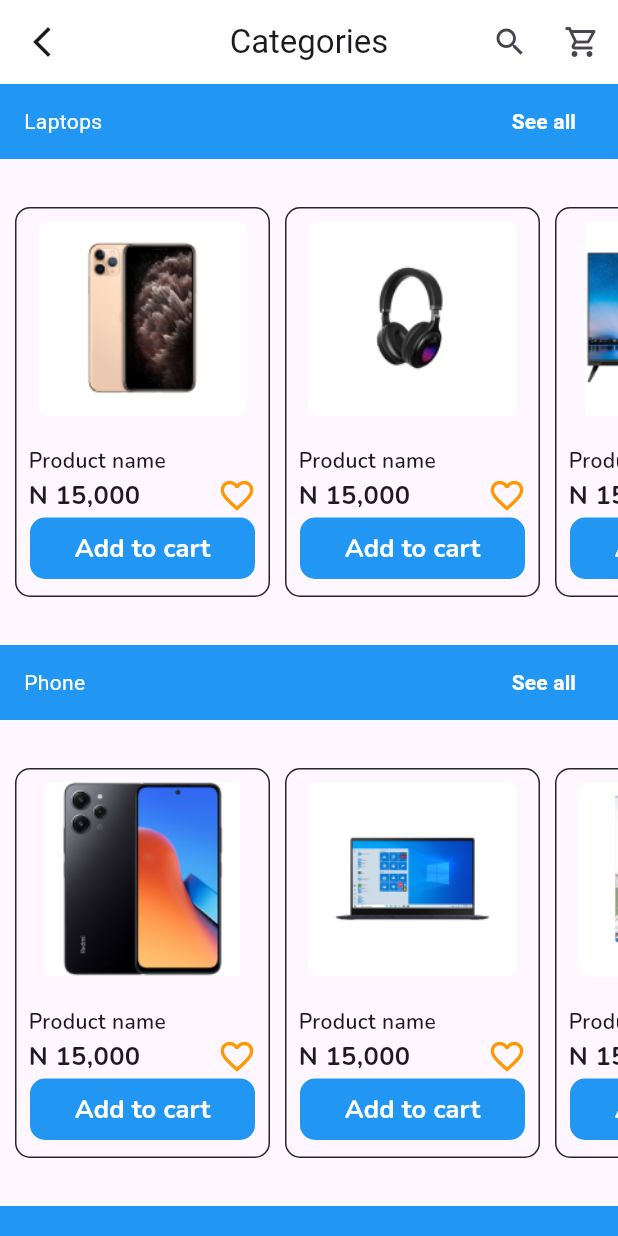
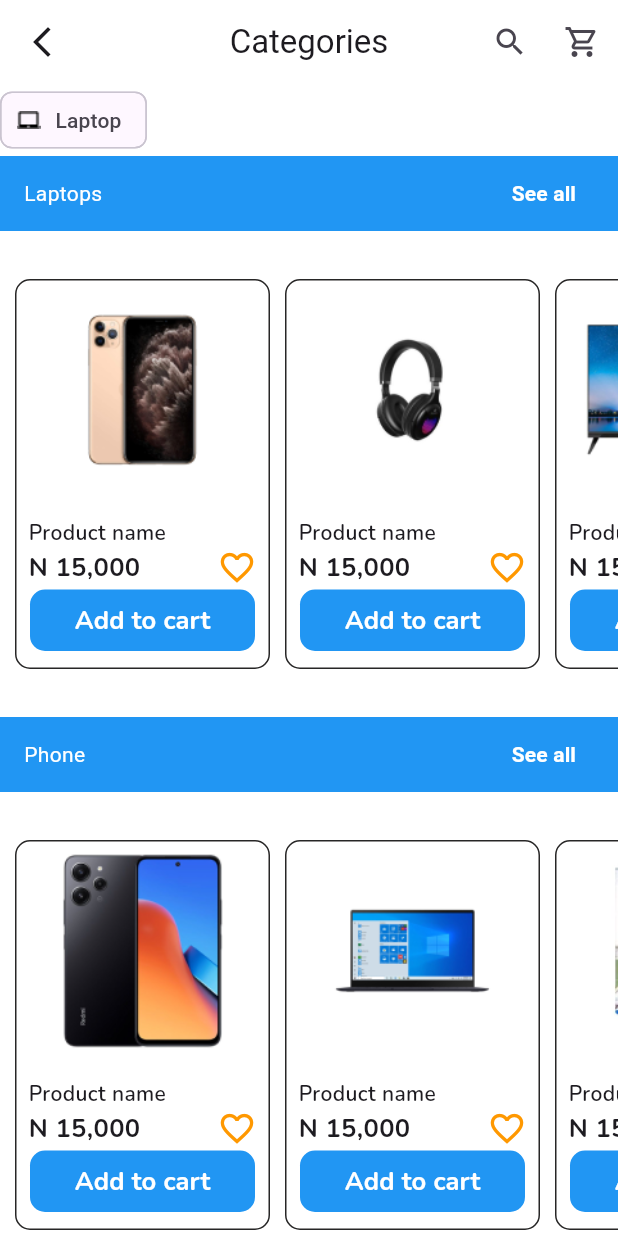
Before and after one commit to David-Meka/sopusons, a Flutter app: the CategoryPage screen opened directly, on a phone screen of 412 x 824 dp. Run offline on Flutter 3.47's test engine with Material 3 defaults, Android fonts, the phone set to English and light mode, and no system bars; our stand-ins replace carousel_slider, google_fonts, google_nav_bar.

Commit message:
ui problem

```diff
--- /dev/null
+++ b/lib/pages/category/catergory_page.dart
@@ -0,0 +1,219 @@
+import 'package:flutter/material.dart';
+import 'package:sopusons/widgets/bottom_navigation.dart';
+import 'package:sopusons/widgets/product_container.dart';
+
+class CategoryPage extends StatefulWidget {
+  const CategoryPage({super.key});
+
+  @override
+  State<CategoryPage> createState() => _CategoryPageState();
+}
+
+class _CategoryPageState extends State<CategoryPage> {
+  bool isChecked = false;
+  @override
+  Widget build(BuildContext context) {
+    double height = MediaQuery.of(context).size.height;
+    double width = MediaQuery.of(context).size.width;
+    return Scaffold(
+      backgroundColor: Colors.white,
+      appBar: AppBar(
+        backgroundColor: Colors.white,
+        title: const Text('Categories'),
+        centerTitle: true,
+        leading: IconButton(
+          onPressed: () {
+            Navigator.push(
+              context,
+              MaterialPageRoute(
+                builder: (ctx) => const BottomNavigation(),
+              ),
+            );
+          },
+          icon: const Icon(Icons.arrow_back_ios_new),
+        ),
+        actions: [
+          IconButton(
+            onPressed: () {},
+            icon: const Icon(Icons.search),
+          ),
+          IconButton(
+            onPressed: () {},
+            icon: const Icon(
+              Icons.shopping_cart_outlined,
+            ),
+          )
+        ],
+      ),
+      body: ListView(
+        children: [
+          //TODO learn to implement the category picker
+
+          Wrap(
+            children: [
+              FilterChip(
+                  avatar: Image.asset(
+                    'images/catergory_avatar/Vector (3).png',
+                    color: Colors.black,
+                  ),
+                  label: const Text('Laptop'),
+                  selected: isChecked,
+                  onSelected: (value) {
+                    setState(() {
+                      isChecked = value;
+                    });
+                  },
+                  deleteIcon: null)
+            ],
+          ),
+
+          // the catergories downward
+          Container(
+            height: 50,
+            color: Colors.blue,
+            child: Padding(
+              padding: const EdgeInsets.only(
+                  left: 16.0, right: 16.0, top: 5, bottom: 5),
+              child: Row(
+                children: [
+                  const Text(
+                    'Laptops',
+                    style: TextStyle(color: Colors.white),
+                  ),
+                  Spacer(),
+                  TextButton(
+                    onPressed: () {},
+                    child: const Text(
+                      'See all',
+                      style: TextStyle(
+                          color: Colors.white, fontWeight: FontWeight.bold),
+                    ),
+                  )
+                ],
+              ),
+            ),
+          ),
+          Padding(padding: EdgeInsets.symmetric(vertical: 16)),
+          SingleChildScrollView(
+            scrollDirection: Axis.horizontal,
+            child: Padding(
+              padding: const EdgeInsets.only(left: 10.0, right: 10.0),
+              child: Row(
+                children: [
+                  ProductContainer('images/assets/iphone.png'),
+                  const SizedBox(
+                    width: 10,
+                  ),
+                  ProductContainer('images/assets/headset.png'),
+                  const SizedBox(
+                    width: 10,
+                  ),
+                  ProductContainer('images/assets/tv.png'),
+                ],
+              ),
+            ),
+          ),
+          const Padding(
+            padding: EdgeInsets.symmetric(vertical: 16),
+          ),
+          Container(
+            height: 50,
+            color: Colors.blue,
+            child: Padding(
+              padding: const EdgeInsets.only(
+                  left: 16.0, right: 16.0, top: 5, bottom: 5),
+              child: Row(
+                children: [
+                  const Text(
+                    'Phone',
+                    style: TextStyle(color: Colors.white),
+                  ),
+                  const Spacer(),
+                  TextButton(
+                    onPressed: () {},
+                    child: const Text(
+                      'See all',
+                      style: TextStyle(
+                          color: Colors.white, fontWeight: FontWeight.bold),
+                    ),
+                  )
+                ],
+              ),
+            ),
+          ),
+          const Padding(
+            padding: EdgeInsets.symmetric(vertical: 16.0),
+          ),
+          SingleChildScrollView(
+            scrollDirection: Axis.horizontal,
+            child: Padding(
+              padding: const EdgeInsets.only(left: 10.0, right: 10.0),
+              child: Row(
+                children: [
+                  ProductContainer('images/assets/phone3.png'),
+                  const SizedBox(
+                    width: 10,
+                  ),
+                  ProductContainer('images/assets/laptop.png'),
+                  const SizedBox(
+                    width: 10,
+                  ),
+                  ProductContainer('images/assets/ps game.png'),
+                ],
+              ),
+            ),
+          ),
+          const Padding(
+            padding: EdgeInsets.symmetric(vertical: 16.0),
+          ),
+          Container(
+            height: 50,
+            color: Colors.blue,
+            child: Padding(
+              padding: const EdgeInsets.only(
+                  left: 16.0, right: 16.0, top: 5, bottom: 5),
+              child: Row(
+                children: [
+                  const Text(
+                    'Cameras',
+                    style: TextStyle(color: Colors.white),
+                  ),
+                  const Spacer(),
+                  TextButton(
+                    onPressed: () {},
+                    child: const Text(
+                      'See all',
+                      style: TextStyle(
+                          color: Colors.white, fontWeight: FontWeight.bold),
+                    ),
+                  )
+                ],
+              ),
+            ),
+          ),
+          const Padding(padding: EdgeInsets.symmetric(vertical: 16.0)),
+          SingleChildScrollView(
+            scrollDirection: Axis.horizontal,
+            child: Padding(
+              padding: const EdgeInsets.only(left: 10.0, right: 10.0),
+              child: Row(
+                children: [
+                  ProductContainer('images/assets/phone1.png'),
+                  const SizedBox(
+                    width: 10,
+                  ),
+                  ProductContainer('images/assets/phone 2.png'),
+                  const SizedBox(
+                    width: 10,
+                  ),
+                  ProductContainer('images/assets/wrist.png'),
+                  const Padding(padding: EdgeInsets.symmetric(vertical: 10))
+                ],
+              ),
+            ),
+          ),
+        ],
+      ),
+    );
+  }
+}
--- a/lib/pages/catergory_page.dart
+++ /dev/null
@@ -1,199 +0,0 @@
-import 'package:flutter/material.dart';
-import 'package:sopusons/widgets/bottom_navigation.dart';
-import 'package:sopusons/widgets/product_container.dart';
-
-class CategoryPage extends StatefulWidget {
-  const CategoryPage({super.key});
-
-  @override
-  State<CategoryPage> createState() => _CategoryPageState();
-}
-
-class _CategoryPageState extends State<CategoryPage> {
-  @override
-  Widget build(BuildContext context) {
-    double height = MediaQuery.of(context).size.height;
-    double width = MediaQuery.of(context).size.width;
-    return Scaffold(
-      appBar: AppBar(
-        backgroundColor: Colors.white,
-        title: const Text('Categories'),
-        centerTitle: true,
-        leading: IconButton(
-          onPressed: () {
-            Navigator.push(
-              context,
-              MaterialPageRoute(
-                builder: (ctx) => const BottomNavigation(),
-              ),
-            );
-          },
-          icon: const Icon(Icons.arrow_back_ios_new),
-        ),
-        actions: [
-          IconButton(
-            onPressed: () {},
-            icon: const Icon(Icons.search),
-          ),
-          IconButton(
-              onPressed: () {}, icon: const Icon(Icons.shopping_cart_outlined))
-        ],
-      ),
-      body: Container(
-        height: height,
-        width: width,
-        child: SingleChildScrollView(
-          child: Column(
-            children: [
-              //TODO learn to implement the category picker
-              Container(
-                height: 50,
-                color: Colors.blue,
-                child: Padding(
-                  padding: const EdgeInsets.only(
-                      left: 16.0, right: 16.0, top: 5, bottom: 5),
-                  child: Row(
-                    children: [
-                      const Text(
-                        'Laptops',
-                        style: TextStyle(color: Colors.white),
-                      ),
-                      Spacer(),
-                      TextButton(
-                        onPressed: () {},
-                        child: const Text(
-                          'See all',
-                          style: TextStyle(
-                              color: Colors.white, fontWeight: FontWeight.bold),
-                        ),
-                      )
-                    ],
-                  ),
-                ),
-              ),
-              Padding(padding: EdgeInsets.symmetric(vertical: 16)),
-              SingleChildScrollView(
-                scrollDirection: Axis.horizontal,
-                child: Padding(
-                  padding: const EdgeInsets.only(left: 10.0, right: 10.0),
-                  child: Row(
-                    children: [
-                      ProductContainer('images/assets/iphone.png'),
-                      const SizedBox(
-                        width: 10,
-                      ),
-                      ProductContainer('images/assets/headset.png'),
-                      const SizedBox(
-                        width: 10,
-                      ),
-                      ProductContainer('images/assets/tv.png'),
-                    ],
-                  ),
-                ),
-              ),
-              const Padding(
-                padding: EdgeInsets.symmetric(vertical: 16),
-              ),
-              Container(
-                height: 50,
-                color: Colors.blue,
-                child: Padding(
-                  padding: const EdgeInsets.only(
-                      left: 16.0, right: 16.0, top: 5, bottom: 5),
-                  child: Row(
-                    children: [
-                      const Text(
-                        'Phone',
-                        style: TextStyle(color: Colors.white),
-                      ),
-                      const Spacer(),
-                      TextButton(
-                        onPressed: () {},
-                        child: const Text(
-                          'See all',
-                          style: TextStyle(
-                              color: Colors.white, fontWeight: FontWeight.bold),
-                        ),
-                      )
-                    ],
-                  ),
-                ),
-              ),
-              const Padding(
-                padding: EdgeInsets.symmetric(vertical: 16.0),
-              ),
-              SingleChildScrollView(
-                scrollDirection: Axis.horizontal,
-                child: Padding(
-                  padding: const EdgeInsets.only(left: 10.0, right: 10.0),
-                  child: Row(
-                    children: [
-                      ProductContainer('images/assets/phone3.png'),
-                      const SizedBox(
-                        width: 10,
-                      ),
-                      ProductContainer('images/assets/laptop.png'),
-                      const SizedBox(
-                        width: 10,
-                      ),
-                      ProductContainer('images/assets/ps game.png'),
-                    ],
-                  ),
-                ),
-              ),
-              const Padding(
-                padding: EdgeInsets.symmetric(vertical: 16.0),
-              ),
-              Container(
-                height: 50,
-                color: Colors.blue,
-                child: Padding(
-                  padding: const EdgeInsets.only(
-                      left: 16.0, right: 16.0, top: 5, bottom: 5),
-                  child: Row(
-                    children: [
-                      const Text(
-                        'Cameras',
-                        style: TextStyle(color: Colors.white),
-                      ),
-                      const Spacer(),
-                      TextButton(
-                        onPressed: () {},
-                        child: const Text(
-                          'See all',
-                          style: TextStyle(
-                              color: Colors.white, fontWeight: FontWeight.bold),
-                        ),
-                      )
-                    ],
-                  ),
-                ),
-              ),
-              const Padding(padding: EdgeInsets.symmetric(vertical: 16.0)),
-              SingleChildScrollView(
-                scrollDirection: Axis.horizontal,
-                child: Padding(
-                  padding: const EdgeInsets.only(left: 10.0, right: 10.0),
-                  child: Row(
-                    children: [
-                      ProductContainer('images/assets/phone1.png'),
-                      const SizedBox(
-                        width: 10,
-                      ),
-                      ProductContainer('images/assets/phone 2.png'),
-                      const SizedBox(
-                        width: 10,
-                      ),
-                      ProductContainer('images/assets/wrist.png'),
-                      const Padding(padding: EdgeInsets.symmetric(vertical: 10))
-                    ],
-                  ),
-                ),
-              ),
-            ],
-          ),
-        ),
-      ),
-    );
-  }
-}
--- a/lib/widgets/bottom_navigation.dart
+++ b/lib/widgets/bottom_navigation.dart
@@ -5,7 +5,7 @@
 import 'package:sopusons/pages/explore_screen.dart';
 import 'package:sopusons/pages/favourite_screen.dart';
 import 'package:sopusons/pages/home_page.dart';
-import 'package:sopusons/pages/catergory_page.dart';
+import 'package:sopusons/pages/category/catergory_page.dart';
 
 class BottomNavigation extends StatefulWidget {
   const BottomNavigation({super.key});
--- a/pubspec.yaml
+++ b/pubspec.yaml
@@ -66,6 +66,7 @@
     - images/
     - images/assets/
     - images/slide/
+    - images/catergory_avatar/
 
   # An image asset can refer to one or more resolution-specific "variants", see
   # https://flutter.dev/assets-and-images/#resolution-aware
```
Also changed, not shown: lib/Cart/cart_card.dart (+6 -6 lines), lib/Cart/cart_screen.dart (+13 -3 lines), lib/pages/category/widgets/choicechip.dart (added, +34 -0 lines), lib/pages/favourite_screen.dart (+7 -2 lines), lib/payment/payment_modal.dart (added, +10 -0 lines), images/catergory_avatar/Vector (3).png (added).
